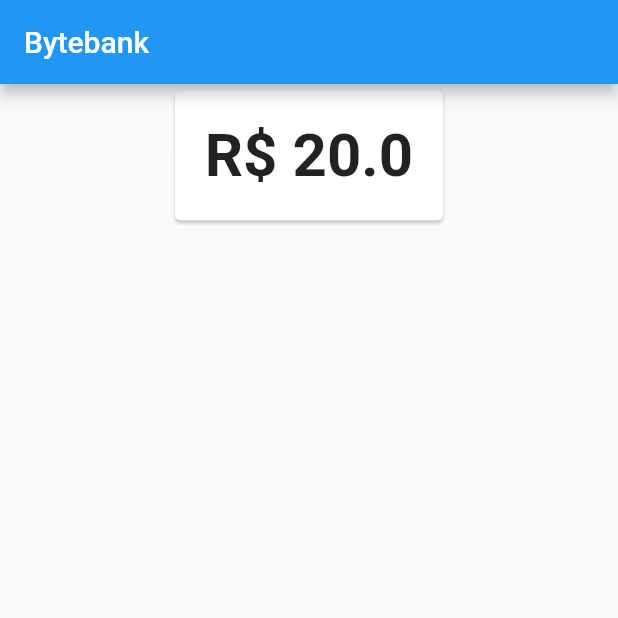
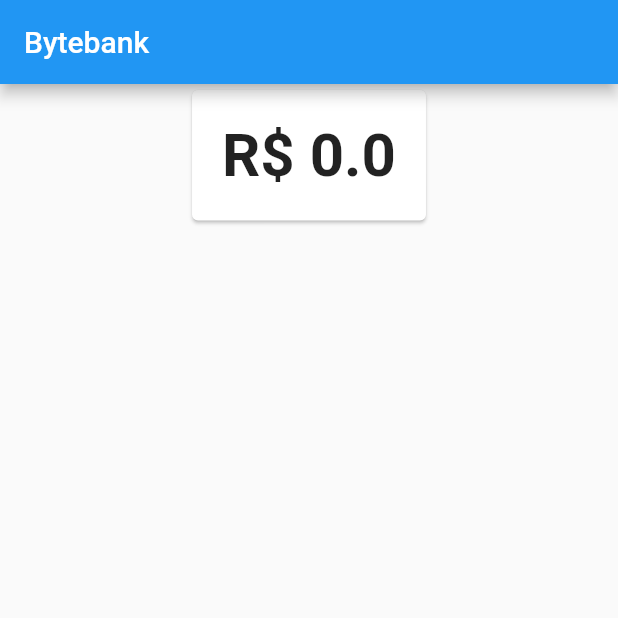
Before and after one commit to 1jGabriel/gerenciamento-estado-flutter, a Flutter app: the screen it shows after launch, on a phone screen of 412 x 824 dp, the top half of it. Run offline on Flutter 3.47's test engine with Material 2 defaults, Android fonts, the phone set to English and light mode, and no system bars.

Commit message:
Added provider to saldo

```diff
--- a/lib/main.dart
+++ b/lib/main.dart
@@ -1,7 +1,12 @@
+import 'package:bytebank_modulo_6/model/saldo.dart';
 import 'package:bytebank_modulo_6/screens/dashboard.dart';
 import 'package:flutter/material.dart';
+import 'package:provider/provider.dart';
 
-void main() => runApp(BytebankApp());
+void main() => runApp(ChangeNotifierProvider(
+      create: (context) => Saldo(0),
+      child: BytebankApp(),
+    ));
 
 class BytebankApp extends StatelessWidget {
   @override
--- a/lib/model/saldo.dart
+++ b/lib/model/saldo.dart
@@ -1,4 +1,6 @@
-class Saldo {
+import 'package:flutter/material.dart';
+
+class Saldo extends ChangeNotifier {
   final double valor;
 
   Saldo(this.valor);
--- a/lib/screens/dashboard.dart
+++ b/lib/screens/dashboard.dart
@@ -1,5 +1,4 @@
-import 'package:bytebank_modulo_6/model/saldo.dart';
-import 'package:bytebank_modulo_6/screens/saldo.dart';
+import 'package:bytebank_modulo_6/screens/saldo_card.dart';
 import 'package:flutter/material.dart';
 
 class Dashboard extends StatelessWidget {
@@ -10,9 +9,8 @@ class Dashboard extends StatelessWidget {
       ),
       body: Align(
         alignment: Alignment.topCenter,
-          child: SaldoCard(
-            Saldo(20.00),
+        child: SaldoCard(),
       ),
-        ));
+    );
   }
 }
--- a/lib/screens/saldo.dart
+++ /dev/null
@@ -1,24 +0,0 @@
-import 'package:bytebank_modulo_6/model/saldo.dart';
-import 'package:flutter/material.dart';
-
-class SaldoCard extends StatelessWidget {
-  final Saldo saldo;
-
-  SaldoCard(this.saldo);
-
-  Widget build(BuildContext context) {
-    return Card(
-      child: Padding(
-        padding: EdgeInsets.all(20.0),
-        child: Text(
-          saldo.toString(),
-          textAlign: TextAlign.center,
-          style: TextStyle(
-            fontSize: 40,
-            fontWeight: FontWeight.bold,
-          ),
-        ),
-      ),
-    );
-  }
-}
--- /dev/null
+++ b/lib/screens/saldo_card.dart
@@ -0,0 +1,25 @@
+import 'package:bytebank_modulo_6/model/saldo.dart';
+import 'package:flutter/material.dart';
+import 'package:provider/provider.dart';
+
+class SaldoCard extends StatelessWidget {
+  Widget build(BuildContext context) {
+    return Card(
+      child: Padding(
+        padding: EdgeInsets.all(20.0),
+        child: Consumer<Saldo>(
+          builder: (context, valor, child) {
+            return Text(
+              valor.toString(),
+              textAlign: TextAlign.center,
+              style: TextStyle(
+                fontSize: 40,
+                fontWeight: FontWeight.bold,
+              ),
+            );
+          },
+        ),
+      ),
+    );
+  }
+}
--- a/pubspec.yaml
+++ b/pubspec.yaml
@@ -28,6 +28,7 @@ dependencies:
   # The following adds the Cupertino Icons font to your application.
   # Use with the CupertinoIcons class for iOS style icons.
   cupertino_icons: ^1.0.2
+  provider:
 
 dev_dependencies:
   flutter_test:
```
Also changed, not shown: pubspec.lock. Lines whose indentation alone changed are shown as unchanged.
